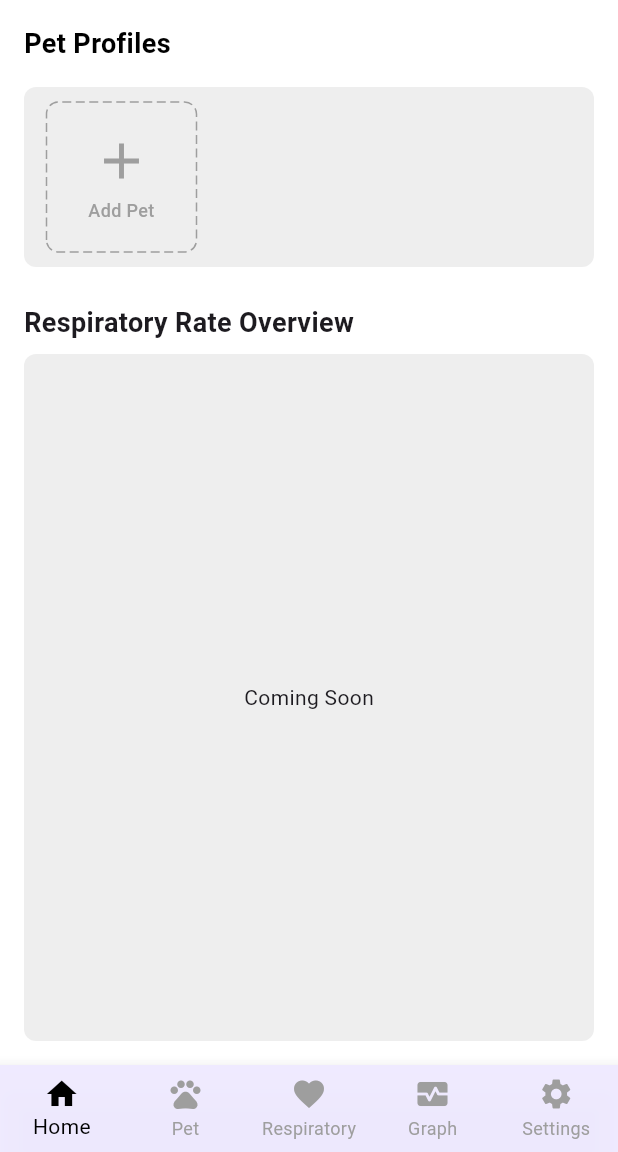
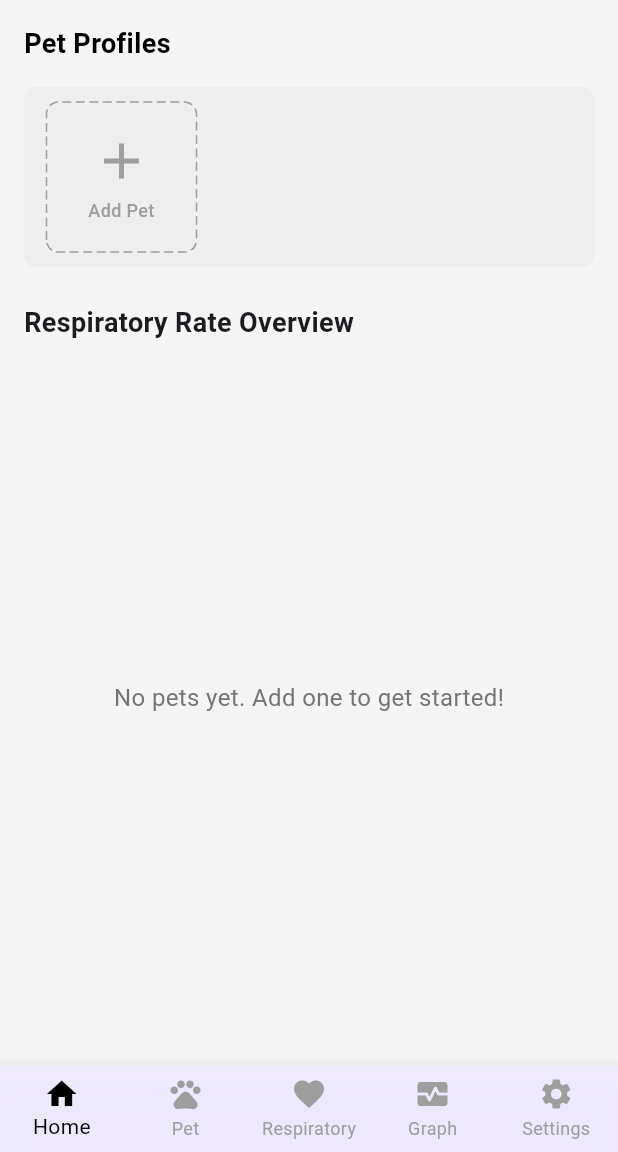
Before and after one commit to a-yum/cheart_app, a Flutter app: the screen it shows after launch, on a phone screen of 412 x 824 dp, the part 84-1236 px from its top. Run offline on Flutter 3.47's test engine with Material 3 defaults, Android fonts, the light colour scheme and no system bars; drawn by our look-alikes of dotted_border; our stand-ins replace csv, fl_chart, image_cropper, image_picker, shared_preferences, sqflite and 2 more; missing offline and left inert: flutter_email_sender; accounts and stored records are empty.

Commit message:
feat(home): add scrollable pet overview cards with session stats

```diff
--- a/lib/components/pet_profile/pet_card_list.dart
+++ b/lib/components/pet_profile/pet_card_list.dart
@@ -34,11 +34,10 @@ class PetCardList extends StatelessWidget {
           scrollDirection: Axis.horizontal,
           physics: const BouncingScrollPhysics(),
           padding: const EdgeInsets.symmetric(horizontal: 5),
-          itemCount:
-              petNames.isEmpty ? 1 : petNames.length + 1, // +1 for add button
+          itemCount: petNames.isEmpty ? 1 : petNames.length + 1, // +1 for add button
           itemBuilder: (context, index) {
-            // Add button is always the last item
-            if (index == (petNames.isEmpty ? 0 : petNames.length)) {
+            // Add button should always be the first item (index == 0)
+            if (index == 0) {
               return GestureDetector(
                 onTap: () async {
                   await onAddPet();
@@ -80,9 +79,11 @@ class PetCardList extends StatelessWidget {
               );
             }
 
-            // Pet Card
+            // Pet Card: Offset index by 1 for petNames since the first item is the add button
+            final petIndex = index - 1;
+
             return InkWell(
-              onTap: () => onPetSelected(petNames[index]),
+              onTap: () => onPetSelected(petNames[petIndex]),
               child: Container(
                 width: 100,
                 margin: const EdgeInsets.all(10),
@@ -93,7 +94,7 @@ class PetCardList extends StatelessWidget {
                 ),
                 child: Center(
                   child: Text(
-                    petNames[index],
+                    petNames[petIndex],
                     style: const TextStyle(
                       fontSize: 16,
                       fontWeight: FontWeight.bold,
--- /dev/null
+++ b/lib/models/pet_overview_data.dart
@@ -0,0 +1,26 @@
+import 'package:flutter/foundation.dart';
+
+@immutable
+class PetOverviewData {
+  final int sessionCountToday;
+  final double? mostRecentBpm;
+  final DateTime? mostRecentTimestamp;
+
+  const PetOverviewData({
+    required this.sessionCountToday,
+    required this.mostRecentBpm,
+    required this.mostRecentTimestamp,
+  });
+
+  PetOverviewData copyWith({
+    int? sessionCountToday,
+    double? mostRecentBpm,
+    DateTime? mostRecentTimestamp,
+  }) {
+    return PetOverviewData(
+      sessionCountToday: sessionCountToday ?? this.sessionCountToday,
+      mostRecentBpm: mostRecentBpm ?? this.mostRecentBpm,
+      mostRecentTimestamp: mostRecentTimestamp ?? this.mostRecentTimestamp,
+    );
+  }
+}
--- a/lib/screens/home_screen.dart
+++ b/lib/screens/home_screen.dart
@@ -1,21 +1,48 @@
 import 'package:flutter/material.dart';
-
 import 'package:provider/provider.dart';
 import 'package:top_snackbar_flutter/custom_snack_bar.dart';
 import 'package:top_snackbar_flutter/top_snack_bar.dart';
 
-
 import 'package:cheart/components/dialogs/add_pet_modal.dart';
 import 'package:cheart/components/common/bottom_navbar.dart';
 import 'package:cheart/components/pet_profile/pet_card_list.dart';
+import 'package:cheart/components/pet_profile/pet_overview_card.dart';
 import 'package:cheart/models/pet_profile_model.dart';
 import 'package:cheart/providers/pet_profile_provider.dart';
+import 'package:cheart/providers/respiratory_history_provider.dart';
 import 'package:cheart/screens/pet_landing_screen.dart';
 import 'package:cheart/themes/cheart_theme.dart';
 import 'package:cheart/utils/navigation_helpers.dart';
 
-class HomeScreen extends StatelessWidget {
+class HomeScreen extends StatefulWidget {
   const HomeScreen({super.key});
+
+  @override
+  State<HomeScreen> createState() => _HomeScreenState();
+}
+
+class _HomeScreenState extends State<HomeScreen> {
+  bool _overviewInitialized = false;
+
+  @override
+  void didChangeDependencies() {
+    super.didChangeDependencies();
+
+    if (!_overviewInitialized) {
+      _overviewInitialized = true;
+
+      final petProvider = context.read<PetProfileProvider>();
+      final petIds = petProvider.petProfiles
+          .where((p) => p.id != null)
+          .map((p) => p.id!)
+          .toList();
+
+      if (petIds.isNotEmpty) {
+        final histProvider = context.read<RespiratoryHistoryProvider>();
+        histProvider.loadOverviewForPets(petIds);
+      }
+    }
+  }
 
   Future<void> _handleAddPet(BuildContext context) async {
     try {
@@ -26,8 +53,7 @@ class HomeScreen extends StatelessWidget {
         ),
       );
 
-      if (!context.mounted) return;
-      if (newPet == null) return;
+      if (!context.mounted || newPet == null) return;
 
       final petProvider = Provider.of<PetProfileProvider>(context, listen: false);
       petProvider.selectPetProfile(newPet);
@@ -89,8 +115,8 @@ class HomeScreen extends StatelessWidget {
                 style: CHeartTheme.sectionTitle,
               ),
               const SizedBox(height: 16),
+
               // Pet Card List
-              //==========================================
               Consumer<PetProfileProvider>(
                 builder: (context, petProvider, child) {
                   return PetCardList(
@@ -100,6 +126,7 @@ class HomeScreen extends StatelessWidget {
                   );
                 },
               ),
+
               const SizedBox(height: 24),
               const Text(
                 'Respiratory Rate Overview',
@@ -107,20 +134,90 @@ class HomeScreen extends StatelessWidget {
               ),
               const SizedBox(height: 8),
 
-              // TODO: Replace with Graph widget
-              //==========================================
+              // Overview Cards Section
               Expanded(
-                child: Container(
-                  decoration: BoxDecoration(
-                    color: Colors.grey.shade200,
-                    borderRadius: BorderRadius.circular(8),
-                  ),
-                  child: const Center(
-                    child: Text('Coming Soon'),
-                  ),
+                child: Consumer2<PetProfileProvider, RespiratoryHistoryProvider>(
+                  builder: (context, petProvider, histProvider, child) {
+                    final pets = petProvider.petProfiles;
+
+                    // If no pets exist, show a message
+                    if (pets.isEmpty) {
+                      return Center(
+                        child: Text(
+                          'No pets yet. Add one to get started!',
+                          style: TextStyle(fontSize: 16, color: Colors.grey.shade600),
+                        ),
+                      );
+                    }
+
+                    // Otherwise, display a scrollable list of overview cards
+                    return ListView.separated(
+                      padding: const EdgeInsets.symmetric(vertical: 12),
+                      itemCount: pets.length,
+                      separatorBuilder: (_, __) => const SizedBox(height: 12),
+                      itemBuilder: (context, index) {
+                        final pet = pets[index];
+                        final overview = histProvider.overviewMap[pet.id];
+                        final error = histProvider.overviewErrors[pet.id];
+
+                        // Loading placeholder (data not yet present and no error)
+                        if (overview == null && error == null) {
+                          return Container(
+                            height: 100,
+                            decoration: BoxDecoration(
+                              color: Colors.white,
+                              borderRadius: BorderRadius.circular(12),
+                              boxShadow: [
+                                BoxShadow(
+                                  color: Colors.grey.shade300,
+                                  blurRadius: 4,
+                                  offset: const Offset(0, 2),
+                                ),
+                              ],
+                            ),
+                            child: const Center(child: CircularProgressIndicator()),
+                          );
+                        }
+
+                        // Error card for this pet
+                        if (error != null) {
+                          return Container(
+                            padding: const EdgeInsets.all(12),
+                            decoration: BoxDecoration(
+                              color: Colors.red.shade50,
+                              borderRadius: BorderRadius.circular(12),
+                              border: Border.all(color: Colors.red.shade200),
+                            ),
+                            child: Text(
+                              'Error loading data for ${pet.petName}',
+                              style: TextStyle(color: Colors.red.shade700),
+                            ),
+                          );
+                        }
+
+                        // Once overview data is available, wrap the card in an InkWell
+                        return InkWell(
+                          borderRadius: BorderRadius.circular(12),
+                          onTap: () {
+                            Provider.of<PetProfileProvider>(context, listen: false)
+                                .selectPetProfile(pet);
+                            navigateWithFade(
+                              context: context,
+                              destination: const PetLandingScreen(),
+                            );
+                          },
+                          child: PetOverviewCard(
+                            pet: pet,
+                            sessionCountToday: overview!.sessionCountToday,
+                            mostRecentBpm: overview.mostRecentBpm,
+                            mostRecentTimestamp: overview.mostRecentTimestamp,
+                          ),
+                        );
+                      },
+                    );
+                  },
                 ),
               ),
-              //==========================================
             ],
           ),
         ),
--- a/lib/themes/cheart_theme.dart
+++ b/lib/themes/cheart_theme.dart
@@ -3,16 +3,16 @@ import 'package:flutter/material.dart';
 class CHeartTheme {
   // General Colors
   static const Color primaryColor = Color(0xFF6A5AE0); // Purple
-  static const Color backgroundColor = Colors.white;
+  static const Color backgroundColor = Color(0xFFF5F5F5);
   static const Color cardBackgroundColor = Color(0xFFE3E7FF); // Light blue
   static const Color textColor = Colors.black;
   static const Color accentColor = Color(0xFFB4A7E7); // Light purple
   static const Color lightGrey = Color(0xFFBDBDBD); // Light grey
   static const Color bottomNavBackgroundColor = Color(0xF6EFEAFF); // Light pink
 
-static const Color warningBannerColor = Color(0xFFFFF3CD); // Soft yellow
-static const Color warningTextColor = Color(0xFF856404);   // Dark yellow/brown
-static const Color warningBorderColor = Color(0xFFFFEEBA); // Light yellow
+  static const Color warningBannerColor = Color(0xFFFFF3CD); // Soft yellow
+  static const Color warningTextColor = Color(0xFF856404);   // Dark yellow/brown
+  static const Color warningBorderColor = Color(0xFFFFEEBA); // Light yellow
 
 
   // General Text Styles
```
Also changed, not shown: lib/components/pet_profile/pet_overview_card.dart (added, +97 -0 lines), lib/dao/respiratory_session_dao.dart (+32 -0 lines), lib/providers/respiratory_history_provider.dart (+48 -1 lines), tests/dao/respiratory_session_dao_tests.dart (renamed from tests/dao/respiratory_session_model_tests.dart, +62 -0 lines), tests/providers/respiratory_history_provider_test.dart (+84 -0 lines), pubspec.lock.
